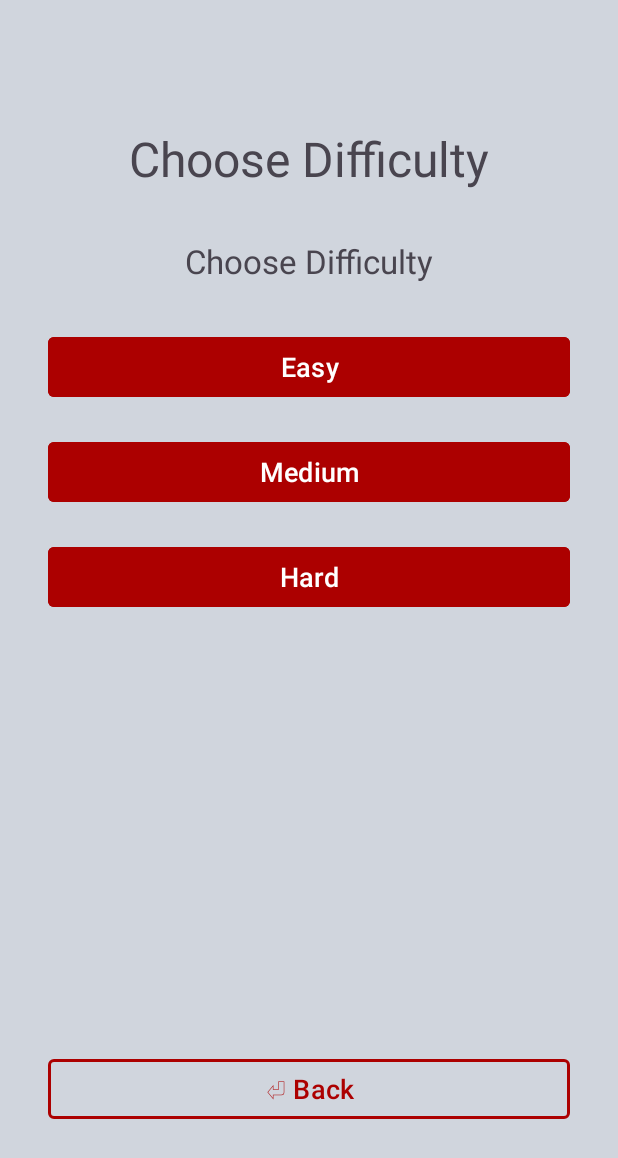
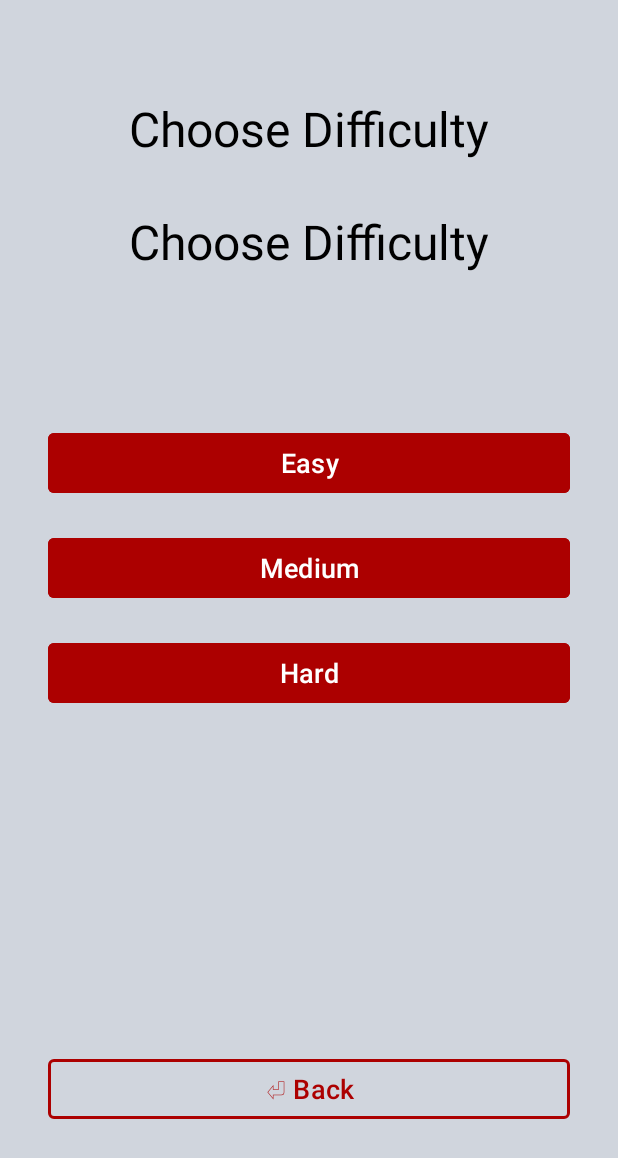
Before and after one commit to PatNoO/Memory-Madness, an Android app: the fragment DifficultyFragment placed in its activity, on a phone screen of 412 x 824 dp. Shown: the top 1158 px of the screen. Run offline under Robolectric (Android 15) with nearby library versions, the phone set to English and light mode, and no system bars; Roboto replaces fonts that are not available here; 1 statement that could not run was skipped.

Commit message:
changed textColor to black in all texViews

```diff
--- a/app/src/main/res/layout/fragment_difficulty.xml
+++ b/app/src/main/res/layout/fragment_difficulty.xml
@@ -32,7 +32,8 @@
                 android:id="@+id/tv_difficulty_head_fd"
                 android:layout_width="match_parent"
                 android:layout_height="wrap_content"
-                android:layout_marginTop="52dp"
+                android:layout_marginTop="32dp"
+                android:textColor="@color/black"
                 android:textSize="32sp"
                 android:fontFamily="@font/kranky"
                 android:text="@string/choose_difficulty"
@@ -45,11 +46,12 @@
                 android:id="@+id/tv_difficulty_current_fd"
                 android:layout_width="match_parent"
                 android:layout_height="wrap_content"
+                android:textColor="@color/black"
                 android:layout_marginTop="32dp"
                 android:fontFamily="@font/kranky"
                 android:text="@string/choose_difficulty"
                 android:textAlignment="center"
-                android:textSize="22sp"
+                android:textSize="32sp"
                 app:layout_constraintEnd_toEndOf="parent"
                 app:layout_constraintHorizontal_bias="0.0"
                 app:layout_constraintStart_toStartOf="parent"
@@ -59,7 +61,7 @@
                 android:id="@+id/btn_easy_fd"
                 android:layout_width="match_parent"
                 android:layout_height="wrap_content"
-                android:layout_marginTop="32dp"
+                android:layout_marginTop="102dp"
                 android:backgroundTint="@color/primary_red"
                 android:shadowColor="@color/primary_red"
                 android:text="@string/easy"
--- a/app/src/main/res/layout/fragment_easy.xml
+++ b/app/src/main/res/layout/fragment_easy.xml
@@ -220,7 +220,8 @@
         android:layout_width="wrap_content"
         android:layout_height="wrap_content"
         android:layout_marginBottom="32dp"
-        android:text="Switch"
+        android:textColor="@color/black"
+        android:text="Pause"
         app:layout_constraintBottom_toTopOf="@+id/btn_home_menu_fe"
         app:layout_constraintEnd_toEndOf="parent"
         app:layout_constraintStart_toStartOf="parent"
--- a/app/src/main/res/layout/fragment_hard.xml
+++ b/app/src/main/res/layout/fragment_hard.xml
@@ -363,7 +363,8 @@
         android:layout_width="wrap_content"
         android:layout_height="wrap_content"
         android:layout_marginBottom="8dp"
-        android:text="Switch"
+        android:text="Pause"
+        android:textColor="@color/black"
         app:layout_constraintBottom_toTopOf="@+id/btn_home_menu_fh"
         app:layout_constraintEnd_toEndOf="parent"
         app:layout_constraintStart_toStartOf="parent"
--- a/app/src/main/res/layout/fragment_hight_score.xml
+++ b/app/src/main/res/layout/fragment_hight_score.xml
@@ -37,6 +37,7 @@
                 android:layout_marginTop="32dp"
                 android:fontFamily="@font/kranky"
                 android:text="HighScore 📜"
+                android:textColor="@color/black"
                 android:textAlignment="center"
                 android:textSize="32sp"
                 app:layout_constraintEnd_toEndOf="parent"
@@ -106,6 +107,7 @@
                 android:layout_marginTop="88dp"
                 android:layout_marginBottom="10dp"
                 android:textAlignment="center"
+                android:textColor="@color/black"
                 app:layout_constraintBottom_toTopOf="@+id/btn_play_again_fsh"
                 app:layout_constraintEnd_toEndOf="parent"
                 app:layout_constraintHorizontal_bias="1.0"
--- a/app/src/main/res/layout/fragment_home_menu.xml
+++ b/app/src/main/res/layout/fragment_home_menu.xml
@@ -35,6 +35,7 @@
                 android:id="@+id/tv_home_head_fhm"
                 android:layout_width="match_parent"
                 android:layout_height="wrap_content"
+                android:textColor="@color/black"
                 android:layout_marginTop="32dp"
                 android:textSize="32sp"
                 android:fontFamily="@font/kranky"
--- a/app/src/main/res/layout/fragment_medium.xml
+++ b/app/src/main/res/layout/fragment_medium.xml
@@ -289,7 +289,8 @@
         android:layout_width="wrap_content"
         android:layout_height="wrap_content"
         android:layout_marginBottom="16dp"
-        android:text="Switch"
+        android:textColor="@color/black"
+        android:text="Pause"
         app:layout_constraintBottom_toTopOf="@+id/btn_home_menu_fm"
         app:layout_constraintEnd_toEndOf="parent"
         app:layout_constraintStart_toStartOf="parent"
--- a/app/src/main/res/layout/fragment_win.xml
+++ b/app/src/main/res/layout/fragment_win.xml
@@ -33,6 +33,7 @@
                 android:layout_width="match_parent"
                 android:layout_height="wrap_content"
                 android:layout_marginTop="32dp"
+                android:textColor="@color/black"
                 android:textSize="32sp"
                 android:fontFamily="@font/kranky"
                 android:text="@string/congratulations"
@@ -50,6 +51,7 @@
                 android:layout_marginTop="32dp"
                 android:fontFamily="@font/kranky"
                 android:text="@string/stats"
+                android:textColor="@color/black"
                 android:textAlignment="center"
                 android:textSize="20sp"
                 app:layout_constraintEnd_toEndOf="parent"
```
Also changed, not shown: app/src/main/res/layout/activity_start.xml (+6 -1 lines).
